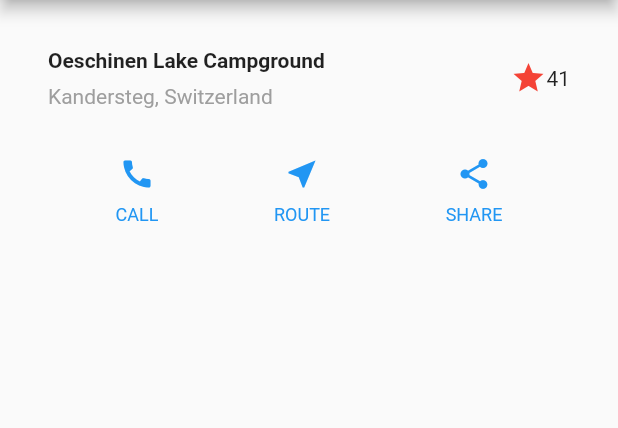
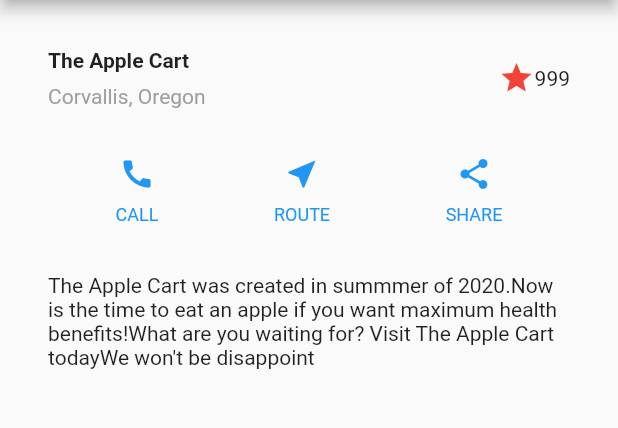
Before and after one commit to yangellen/layouts, a Flutter app: the screen it shows after launch, on a phone screen of 412 x 824 dp, the part 84-512 px from its top. Run offline on Flutter 3.47's test engine with Material 2 defaults, Android fonts, the phone set to English and light mode, and no system bars.

Commit message:
add text

```diff
--- a/lib/app.dart
+++ b/lib/app.dart
@@ -1,6 +1,7 @@
 import 'package:flutter/material.dart';
 import 'title_section.dart';
 import 'button_section.dart';
+import 'text_section.dart';
 
 class App extends StatelessWidget {
   Widget build(BuildContext context) {
@@ -14,6 +15,7 @@ class App extends StatelessWidget {
           children: [
             TitleSection(),
             ButtonSection(),
+            TextSection(),
           ],
         ),
       ),
--- /dev/null
+++ b/lib/text_section.dart
@@ -0,0 +1,17 @@
+import 'package:flutter/material.dart';
+
+class TextSection extends StatelessWidget {
+  @override
+  Widget build(BuildContext context) {
+    return Container(
+      padding: const EdgeInsets.all(32),
+      child: Text(
+        'The Apple Cart was created in summmer of 2020.'
+        'Now is the time to eat an apple if you want maximum health benefits!'
+        'What are you waiting for? Visit The Apple Cart today'
+        'We won\'t be disappoint',
+        softWrap: true,
+      ),
+    );
+  }
+}
--- a/lib/title_section.dart
+++ b/lib/title_section.dart
@@ -14,14 +14,14 @@ class TitleSection extends StatelessWidget {
                 Container(
                   padding: const EdgeInsets.only(bottom: 8),
                   child: Text(
-                    'Oeschinen Lake Campground',
+                    'The Apple Cart',
                     style: TextStyle(
                       fontWeight: FontWeight.bold,
                     ),
                   ),
                 ),
                 Text(
-                  'Kandersteg, Switzerland',
+                  'Corvallis, Oregon',
                   style: TextStyle(
                     color: Colors.grey[500],
                   ),
@@ -33,7 +33,7 @@ class TitleSection extends StatelessWidget {
             Icons.star,
             color: Colors.red[500],
           ),
-          Text('41'),
+          Text('999'),
         ],
       ),
     );
```
